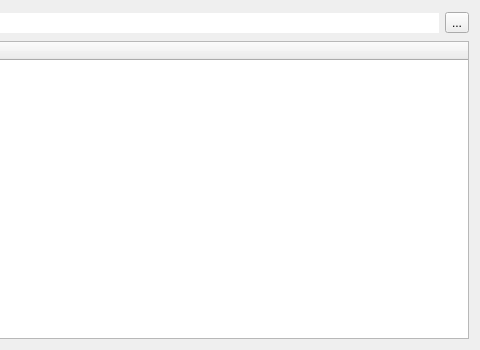
This is scripts/python/searcher/searcher.ui in instance-id/Searcher as Qt 5 draws it before an edit; both pictures show x 520 to 1000 and y 0 to 350 of the 1000 by 350 pixel window. The edited form follows.
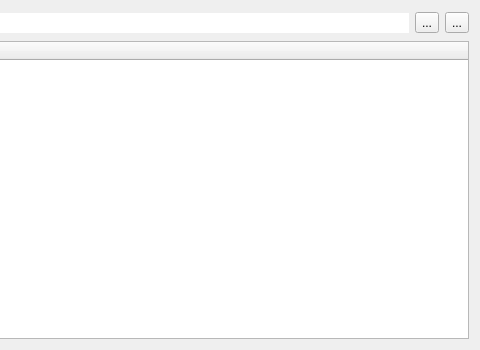
This is the edited form.

Commit message: Added window pin

```diff
--- a/scripts/python/searcher/searcher.ui
+++ b/scripts/python/searcher/searcher.ui
@@ -64,6 +64,13 @@
          </property>
         </widget>
        </item>
+       <item>
+        <widget class="QToolButton" name="pinwindow_btn">
+         <property name="text">
+          <string>...</string>
+         </property>
+        </widget>
+       </item>
        <item>
         <widget class="QToolButton" name="opensettings_btn">
          <property name="text">
```
The commit also changes 5 other files.
